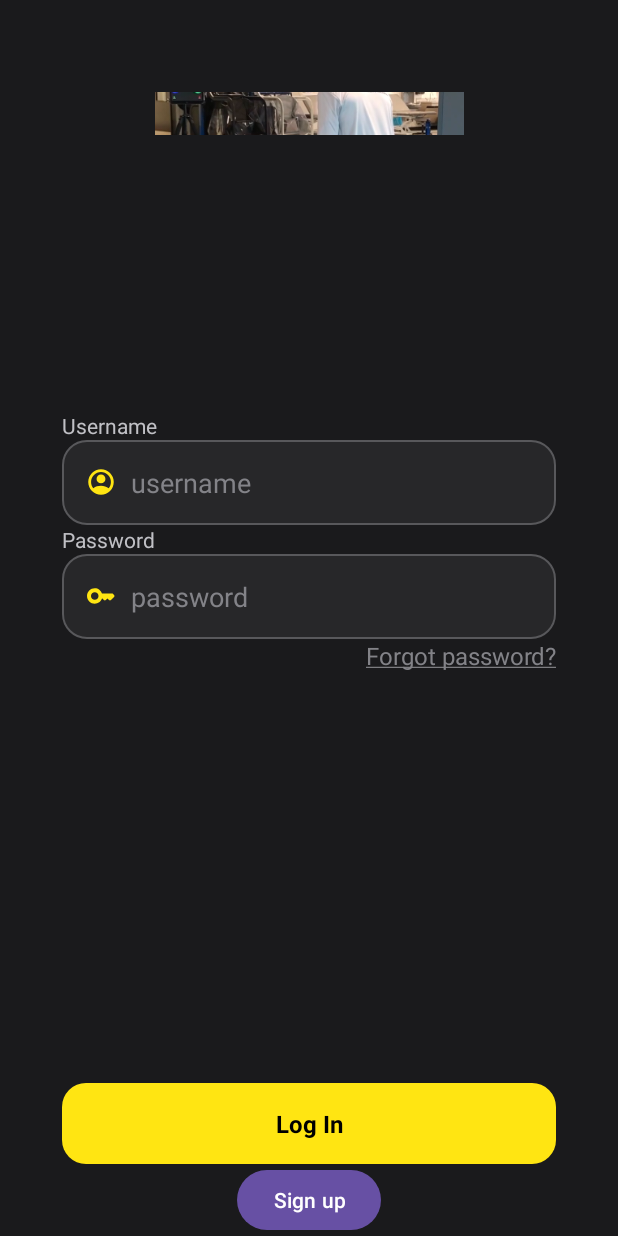
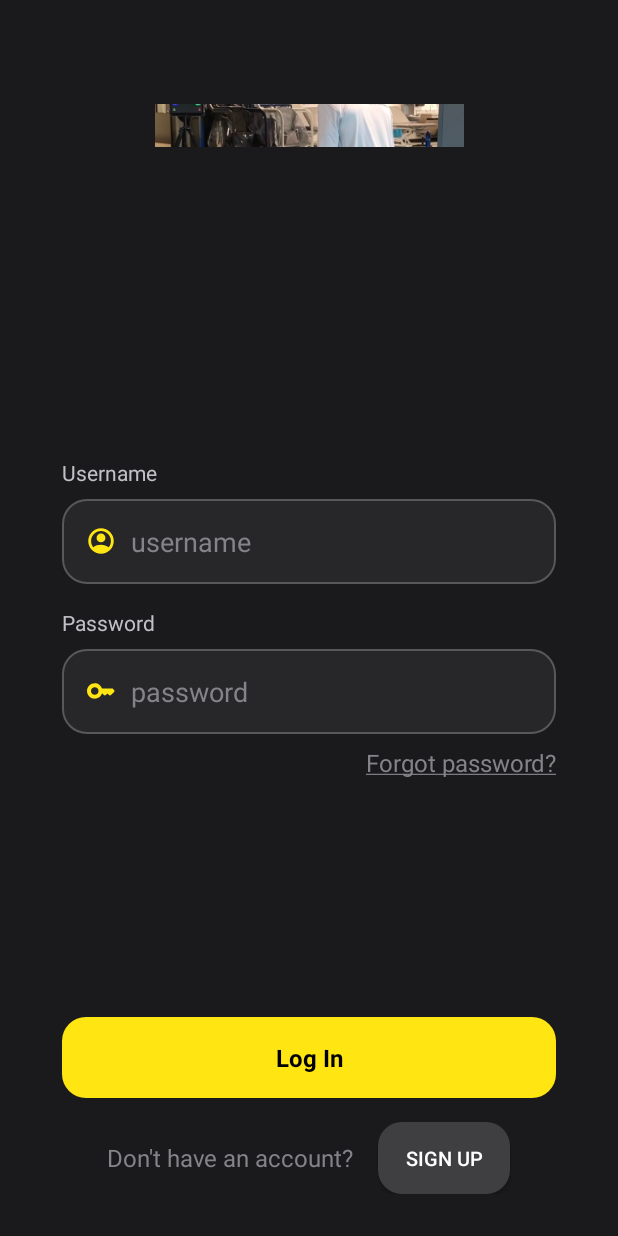
Before and after one commit to cstAcademy/android-2024-unibuc, an Android app: the LoginFragment screen opened directly, with no data from a screen before it, on a phone screen of 412 x 824 dp. Run offline under Robolectric (Android 15) with nearby library versions, the phone set to English and light mode, and no system bars; our stand-ins replace Volley.

Commit message:
Improve Login Page UI.

```diff
--- /dev/null
+++ b/app/src/main/res/color/selector_action_second_button_text.xml
@@ -0,0 +1,6 @@
+<?xml version="1.0" encoding="utf-8"?>
+<selector xmlns:android="http://schemas.android.com/apk/res/android">
+    <item android:color="@color/white_alpha_50" android:state_selected="true"/>
+    <item android:color="@color/white_alpha_50" android:state_pressed="true"/>
+    <item android:color="@color/white"/>
+</selector>
--- /dev/null
+++ b/app/src/main/res/drawable/shape_action_second_button_default.xml
@@ -0,0 +1,5 @@
+<?xml version="1.0" encoding="utf-8"?>
+<shape xmlns:android="http://schemas.android.com/apk/res/android">
+    <solid android:color="@color/ship_gray" />
+    <corners android:radius="@dimen/default_radius" />
+</shape>
--- /dev/null
+++ b/app/src/main/res/drawable/shape_divider_horizontal_default_space.xml
@@ -0,0 +1,8 @@
+<?xml version="1.0" encoding="utf-8"?>
+<shape xmlns:android="http://schemas.android.com/apk/res/android"
+    android:shape="rectangle">
+    <size
+        android:width="@dimen/default_padding"
+        android:height="1dp" />
+    <solid android:color="@android:color/transparent" />
+</shape>
--- /dev/null
+++ b/app/src/main/res/drawable/shape_divider_vertical_default_space.xml
@@ -0,0 +1,8 @@
+<?xml version="1.0" encoding="utf-8"?>
+<shape xmlns:android="http://schemas.android.com/apk/res/android"
+    android:shape="rectangle">
+    <size
+        android:width="1dp"
+        android:height="@dimen/default_padding" />
+    <solid android:color="@android:color/transparent" />
+</shape>
--- a/app/src/main/res/layout/fragment_login.xml
+++ b/app/src/main/res/layout/fragment_login.xml
@@ -25,7 +25,7 @@
         android:layout_height="wrap_content"
         android:gravity="center"
         android:orientation="vertical"
-        app:layout_constraintBottom_toTopOf="@id/lly_actions"
+        app:layout_constraintBottom_toBottomOf="parent"
         app:layout_constraintEnd_toEndOf="parent"
         app:layout_constraintStart_toStartOf="parent"
         app:layout_constraintTop_toTopOf="parent"
@@ -36,22 +36,38 @@
             android:layout_width="match_parent"
             android:layout_height="wrap_content" />
 
+        <Space
+            android:layout_width="wrap_content"
+            android:layout_height="@dimen/default_padding_half" />
+
         <androidx.appcompat.widget.AppCompatEditText
             android:id="@+id/et_username"
             style="@style/FormInputEditText.AuthUsername"
             android:layout_width="match_parent"
             android:layout_height="wrap_content" />
 
+        <Space
+            android:layout_width="wrap_content"
+            android:layout_height="@dimen/default_padding" />
+
         <TextView
             style="@style/FormSectionTitleTextView.AuthPassword"
             android:layout_width="match_parent"
             android:layout_height="wrap_content" />
+
+        <Space
+            android:layout_width="wrap_content"
+            android:layout_height="@dimen/default_padding_half" />
 
         <EditText
             android:id="@+id/et_password"
             style="@style/FormInputEditText.AuthPassword"
             android:layout_width="match_parent"
             android:layout_height="wrap_content" />
+
+        <Space
+            android:layout_width="wrap_content"
+            android:layout_height="@dimen/default_padding_half" />
 
         <TextView
             style="@style/FormActionTextView.AuthForgotPassword"
@@ -65,9 +81,13 @@
         android:id="@+id/lly_actions"
         android:layout_width="0dp"
         android:layout_height="wrap_content"
+        android:divider="@drawable/shape_divider_vertical_default_space"
         android:gravity="center"
         android:orientation="vertical"
+        android:showDividers="middle"
+        app:layout_constraintVertical_bias="0.85"
         app:layout_constraintBottom_toBottomOf="parent"
+        app:layout_constraintTop_toBottomOf="@id/ly_form_data"
         app:layout_constraintEnd_toEndOf="@id/ly_form_data"
         app:layout_constraintStart_toStartOf="@id/ly_form_data">
 
@@ -79,11 +99,27 @@
             android:clickable="true"
             android:focusable="true" />
 
-        <Button
-            android:id="@+id/btn_register"
-            android:layout_width="wrap_content"
+        <LinearLayout
+            android:layout_width="match_parent"
             android:layout_height="wrap_content"
-            android:text="@string/authentication_action_go_to_register" />
+            android:gravity="center"
+            android:divider="@drawable/shape_divider_horizontal_default_space"
+            android:showDividers="middle"
+            android:orientation="horizontal">
+
+            <TextView
+                style="@style/FormHintTextView.AuthHintNoAccount"
+                android:layout_width="wrap_content"
+                android:layout_height="wrap_content"/>
+
+            <Button
+                android:id="@+id/btn_register"
+                style="@style/ActionSecondButton.AuthSignUp"
+                android:layout_width="wrap_content"
+                android:layout_height="wrap_content"
+                android:text="@string/authentication_action_go_to_register" />
+
+        </LinearLayout>
     </LinearLayout>
 
 </androidx.constraintlayout.widget.ConstraintLayout>
--- a/app/src/main/res/values-night/themes.xml
+++ b/app/src/main/res/values-night/themes.xml
@@ -1,7 +1,10 @@
 <resources xmlns:tools="http://schemas.android.com/tools">
     <!-- Base application theme. -->
-    <style name="Base.Theme.CSTAcademyUniBuc" parent="Theme.Material3.DayNight.NoActionBar">
+    <style name="Base.Theme.CSTAcademyUniBuc" parent="Theme.AppCompat.Light.NoActionBar">
         <!-- Customize your dark theme here. -->
-        <!-- <item name="colorPrimary">@color/my_dark_primary</item> -->
+        <item name="colorPrimary">@color/shark</item>
+        <item name="colorAccent">@color/broom</item>
+
+        <item name="android:statusBarColor">?attr/colorPrimary</item>
     </style>
 </resources>
--- a/app/src/main/res/values/colors.xml
+++ b/app/src/main/res/values/colors.xml
@@ -1,9 +1,11 @@
 <?xml version="1.0" encoding="utf-8"?>
 <resources>
     <color name="black">#FF000000</color>
-    <color name="white">#FFFFFFFF</color>
     <color name="yellow">#FFEB3B</color>
     <color name="blue">#3F51B5</color>
+
+    <color name="white">#FFFFFFFF</color>
+    <color name="white_alpha_50">#80FFFFFF</color>
 
     <color name="shark">#1A1A1C</color>
     <color name="scarpa_flow">#58585B</color>
--- a/app/src/main/res/values/dimens.xml
+++ b/app/src/main/res/values/dimens.xml
@@ -2,6 +2,7 @@
 <resources>
     <dimen name="default_padding">16dp</dimen>
     <dimen name="default_padding_medium">10dp</dimen>
+    <dimen name="default_padding_half">8dp</dimen>
 
     <dimen name="default_margin">16dp</dimen>
 
--- a/app/src/main/res/values/strings.xml
+++ b/app/src/main/res/values/strings.xml
@@ -11,5 +11,5 @@
     <string name="authentication_action_forgot_password"><u>Forgot password?</u></string>
     <string name="authentication_action_log_in">Log In</string>
     <string name="authentication_action_go_to_register">Sign up</string>
-    <string name="authentication_action_no_account">Don\'t have an account?</string>
+    <string name="authentication_hint_no_account">Don\'t have an account?</string>
 </resources>
--- a/app/src/main/res/values/styles_button.xml
+++ b/app/src/main/res/values/styles_button.xml
@@ -18,4 +18,17 @@
         <item name="android:text">@string/authentication_action_log_in</item>
     </style>
 
+    <style name="ActionSecondButton" parent="AppButton">
+        <item name="android:background">@drawable/shape_action_second_button_default</item>
+        <item name="android:textColor">@color/selector_action_second_button_text</item>
+        <item name="android:textSize">@dimen/material_text_body2</item>
+        <item name="android:paddingHorizontal">@dimen/default_padding</item>
+        <item name="android:paddingVertical">@dimen/default_padding_medium</item>
+        <item name="android:gravity">center</item>
+    </style>
+
+    <style name="ActionSecondButton.AuthSignUp">
+        <item name="android:text">@string/authentication_action_go_to_register</item>
+    </style>
+
 </resources>
--- a/app/src/main/res/values/styles_text_view.xml
+++ b/app/src/main/res/values/styles_text_view.xml
@@ -28,5 +28,13 @@
         <item name="android:gravity">end</item>
     </style>
 
+    <style name="FormHintTextView" parent="AppTextView">
+        <item name="android:textColor">@color/jumbo</item>
+        <item name="android:textSize">@dimen/material_text_subhead</item>
+    </style>
+
+    <style name="FormHintTextView.AuthHintNoAccount">
+        <item name="android:text">@string/authentication_hint_no_account</item>
+    </style>
 
 </resources>
--- a/app/src/main/res/values/themes.xml
+++ b/app/src/main/res/values/themes.xml
@@ -1,8 +1,11 @@
 <resources xmlns:tools="http://schemas.android.com/tools">
     <!-- Base application theme. -->
-    <style name="Base.Theme.CSTAcademyUniBuc" parent="Theme.Material3.DayNight.NoActionBar">
+    <style name="Base.Theme.CSTAcademyUniBuc" parent="Theme.AppCompat.Light.NoActionBar">
         <!-- Customize your light theme here. -->
-        <!-- <item name="colorPrimary">@color/my_light_primary</item> -->
+        <item name="colorPrimary">@color/shark</item>
+        <item name="colorAccent">@color/broom</item>
+
+        <item name="android:statusBarColor">?attr/colorPrimary</item>
     </style>
 
     <style name="Theme.CSTAcademyUniBuc" parent="Base.Theme.CSTAcademyUniBuc" />
```
